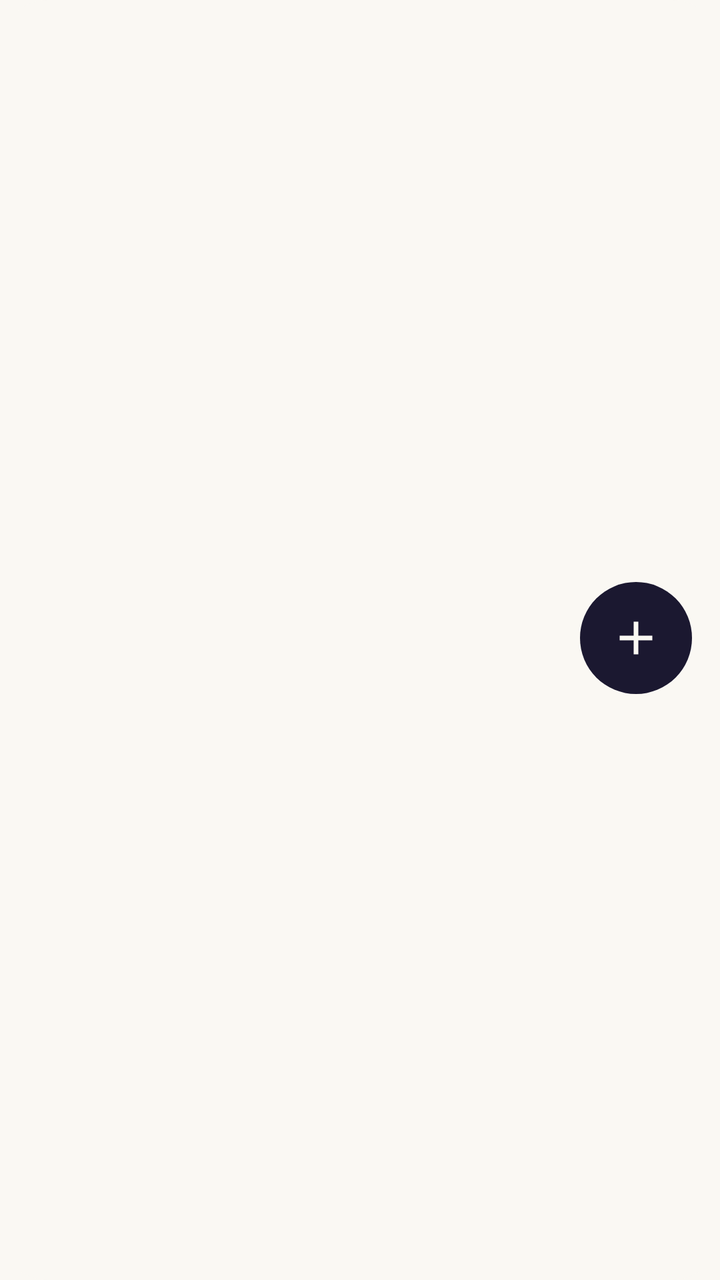
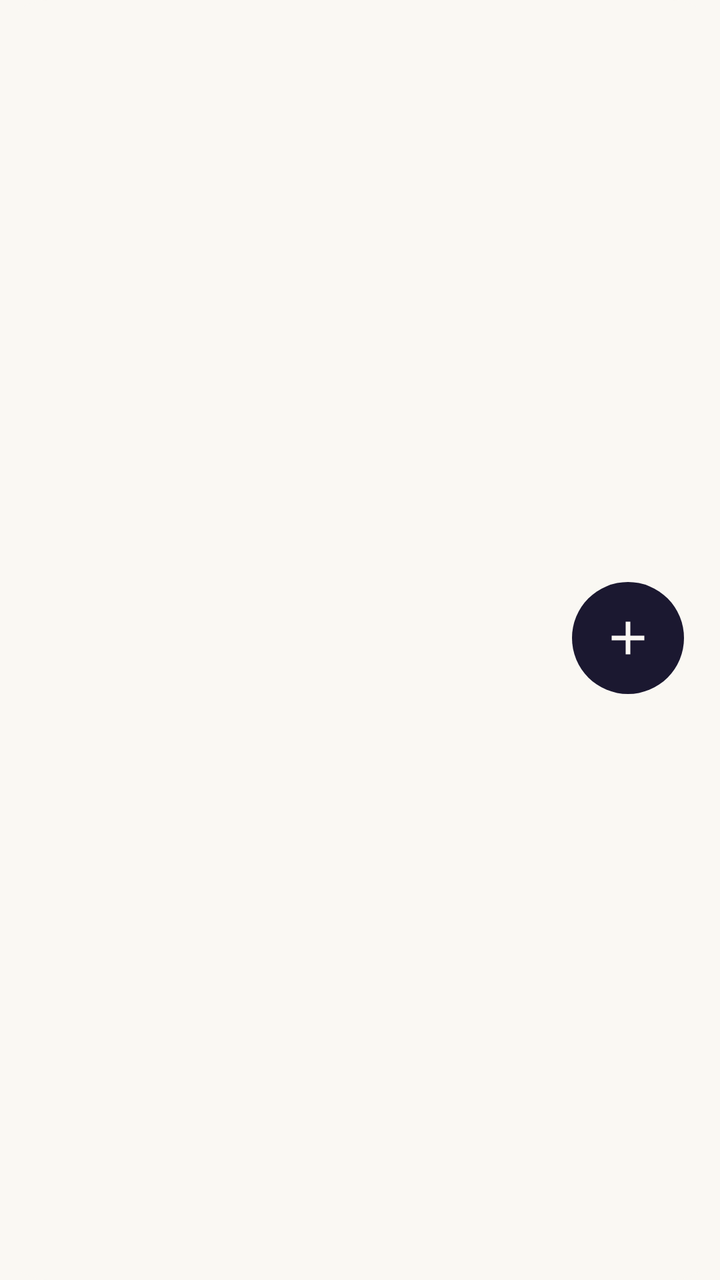

The first picture is an Android layout as it rendered before a commit; the second is the same layout after the commit. The layout source and the unified diff follow.
<!-- AndroidManifest.xml: application theme Theme.Fulla -->
<!-- res/layout/widget_figures.xml -->
<?xml version="1.0" encoding="utf-8"?>
<FrameLayout xmlns:android="http://schemas.android.com/apk/res/android"
    android:id="@+id/widget_root"
    android:layout_width="match_parent"
    android:layout_height="match_parent">

    <ImageView
        android:id="@+id/widget_bg"
        android:layout_width="match_parent"
        android:layout_height="match_parent"
        android:scaleType="fitXY"
        android:src="@drawable/widget_bg"
        android:importantForAccessibility="no" />

    <LinearLayout
        android:layout_width="match_parent"
        android:layout_height="match_parent"
        android:orientation="vertical"
        android:paddingTop="10dp"
        android:paddingBottom="12dp">

    <LinearLayout
        android:layout_width="match_parent"
        android:layout_height="0dp"
        android:layout_weight="1"
        android:gravity="center_vertical"
        android:orientation="horizontal"
        android:paddingStart="18dp"
        android:paddingEnd="14dp">

        <LinearLayout
            android:id="@+id/widget_figures"
            android:layout_width="0dp"
            android:layout_height="wrap_content"
            android:layout_weight="1"
            android:orientation="vertical">

            <TextView
                android:id="@+id/widget_label"
                android:layout_width="wrap_content"
                android:layout_height="wrap_content"
                android:maxLines="1"
                android:ellipsize="end"
                android:textColor="@color/ink_muted"
                android:textSize="14sp" />

            <TextView
                android:id="@+id/widget_amount"
                android:layout_width="wrap_content"
                android:layout_height="wrap_content"
                android:maxLines="1"
                android:textColor="@color/accent"
                android:textSize="30sp"
                android:textStyle="bold" />

            <TextView
                android:id="@+id/widget_detail"
                android:layout_width="wrap_content"
                android:layout_height="wrap_content"
                android:maxLines="2"
                android:ellipsize="end"
                android:textColor="@color/ink_muted"
                android:textSize="13sp" />
        </LinearLayout>

        <FrameLayout
            android:id="@+id/widget_add_button"
            android:layout_width="56dp"
            android:layout_height="56dp"
            android:layout_marginStart="12dp">

            <ImageView
                android:id="@+id/widget_add_circle"
                android:layout_width="match_parent"
                android:layout_height="match_parent"
                android:src="@drawable/widget_circle"
                android:importantForAccessibility="no" />

            <ImageView
                android:id="@+id/widget_add_icon"
                android:layout_width="28dp"
                android:layout_height="28dp"
                android:layout_gravity="center"
                android:src="@drawable/ic_widget_add"
                android:contentDescription="@string/tab_add" />
        </FrameLayout>
    </LinearLayout>

    
    <LinearLayout
        android:id="@+id/widget_quick"
        android:layout_width="match_parent"
        android:layout_height="wrap_content"
        android:orientation="horizontal"
        android:paddingStart="14dp"
        android:paddingEnd="14dp"
        android:visibility="gone">

        <FrameLayout
            android:id="@+id/widget_quick_1"
            android:layout_width="0dp"
            android:layout_height="36dp"
            android:layout_weight="1"
            android:layout_marginStart="0dp">

            <ImageView
                android:id="@+id/widget_quick_1_bg"
                android:layout_width="match_parent"
                android:layout_height="match_parent"
                android:scaleType="fitXY"
                android:src="@drawable/widget_chip"
                android:importantForAccessibility="no" />

            <TextView
                android:id="@+id/widget_quick_1_text"
                android:layout_width="match_parent"
                android:layout_height="match_parent"
                android:gravity="center"
                android:maxLines="1"
                android:ellipsize="end"
                android:paddingStart="8dp"
                android:paddingEnd="8dp"
                android:textColor="@color/accent"
                android:textSize="13sp" />
        </FrameLayout>

        <FrameLayout
            android:id="@+id/widget_quick_2"
            android:layout_width="0dp"
            android:layout_height="36dp"
            android:layout_weight="1"
            android:layout_marginStart="8dp">

            <ImageView
                android:id="@+id/widget_quick_2_bg"
                android:layout_width="match_parent"
                android:layout_height="match_parent"
                android:scaleType="fitXY"
                android:src="@drawable/widget_chip"
                android:importantForAccessibility="no" />

            <TextView
                android:id="@+id/widget_quick_2_text"
                android:layout_width="match_parent"
                android:layout_height="match_parent"
                android:gravity="center"
                android:maxLines="1"
                android:ellipsize="end"
                android:paddingStart="8dp"
                android:paddingEnd="8dp"
                android:textColor="@color/accent"
                android:textSize="13sp" />
        </FrameLayout>

        <FrameLayout
            android:id="@+id/widget_quick_3"
            android:layout_width="0dp"
            android:layout_height="36dp"
            android:layout_weight="1"
            android:layout_marginStart="8dp">

            <ImageView
                android:id="@+id/widget_quick_3_bg"
                android:layout_width="match_parent"
                android:layout_height="match_parent"
                android:scaleType="fitXY"
                android:src="@drawable/widget_chip"
                android:importantForAccessibility="no" />

            <TextView
                android:id="@+id/widget_quick_3_text"
                android:layout_width="match_parent"
                android:layout_height="match_parent"
                android:gravity="center"
                android:maxLines="1"
                android:ellipsize="end"
                android:paddingStart="8dp"
                android:paddingEnd="8dp"
                android:textColor="@color/accent"
                android:textSize="13sp" />
        </FrameLayout>
    </LinearLayout>
    </LinearLayout>
</FrameLayout>
<!-- resources referenced by this layout -->
<resources>
  <color name="accent">#FF1B1830</color>
  <color name="ink_muted">#FF625C6E</color>
  <!-- drawable ic_widget_add (drawable) -->
  <?xml version="1.0" encoding="utf-8"?>
  <vector xmlns:android="http://schemas.android.com/apk/res/android"
      android:width="24dp" android:height="24dp" android:viewportWidth="24" android:viewportHeight="24">
      <path android:fillColor="@color/paper" android:pathData="M19,13h-6v6h-2v-6H5v-2h6V5h2v6h6v2z" />
  </vector>
  <!-- drawable widget_bg (drawable) -->
  <?xml version="1.0" encoding="utf-8"?>
  <shape xmlns:android="http://schemas.android.com/apk/res/android" android:shape="rectangle">
      <solid android:color="@color/paper" />
      <corners android:radius="24dp" />
  </shape>
  <!-- drawable widget_chip (drawable) -->
  <?xml version="1.0" encoding="utf-8"?>
  <shape xmlns:android="http://schemas.android.com/apk/res/android" android:shape="rectangle">
      <solid android:color="@color/paper" />
      <corners android:radius="16dp" />
  </shape>
  <!-- drawable widget_circle (drawable) -->
  <?xml version="1.0" encoding="utf-8"?>
  <shape xmlns:android="http://schemas.android.com/apk/res/android" android:shape="oval">
      <solid android:color="@color/accent" />
  </shape>
  <string name="tab_add">Add</string>
  <style name="Theme.Fulla" parent="android:Theme.Material.Light.NoActionBar">
          <item name="android:windowBackground">@color/paper</item>
          <item name="android:statusBarColor">@android:color/transparent</item>
          <item name="android:navigationBarColor">@android:color/transparent</item>
      </style>
  <color name="paper">#FFFAF8F3</color>
</resources>

<!-- the commit's change to res/layout/widget_figures.xml (unified diff, before → after) -->
@@ -16,8 +16,8 @@
         android:layout_width="match_parent"
         android:layout_height="match_parent"
         android:orientation="vertical"
-        android:paddingTop="10dp"
-        android:paddingBottom="12dp">
+        android:paddingTop="20dp"
+        android:paddingBottom="22dp">
 
     <LinearLayout
         android:layout_width="match_parent"
@@ -25,8 +25,8 @@
         android:layout_weight="1"
         android:gravity="center_vertical"
         android:orientation="horizontal"
-        android:paddingStart="18dp"
-        android:paddingEnd="14dp">
+        android:paddingStart="28dp"
+        android:paddingEnd="18dp">
 
         <LinearLayout
             android:id="@+id/widget_figures"
@@ -92,8 +92,8 @@
         android:layout_width="match_parent"
         android:layout_height="wrap_content"
         android:orientation="horizontal"
-        android:paddingStart="14dp"
-        android:paddingEnd="14dp"
+        android:paddingStart="22dp"
+        android:paddingEnd="30dp"
         android:visibility="gone">
 
         <FrameLayout
<!-- resource entries referenced after the edit -->
@@ -18,7 +18,8 @@
   <?xml version="1.0" encoding="utf-8"?>
   <shape xmlns:android="http://schemas.android.com/apk/res/android" android:shape="rectangle">
       <solid android:color="@color/paper" />
-      <corners android:radius="16dp" />
+      <stroke android:width="1dp" android:color="#66FFFFFF" />
+      <corners android:radius="18dp" />
   </shape>
   <!-- drawable widget_circle (drawable) -->
   <?xml version="1.0" encoding="utf-8"?>
